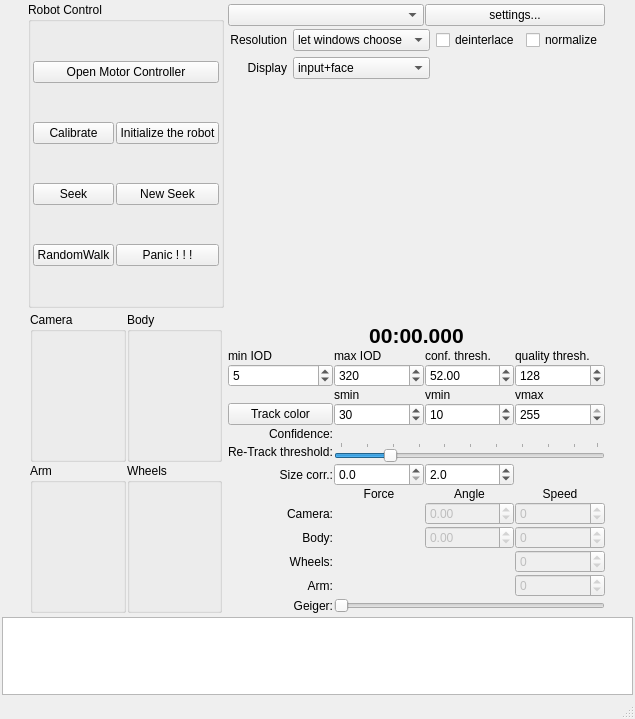
First picture: the form in RoboShell.ui, repository artm/biofame-robot, before the edit.
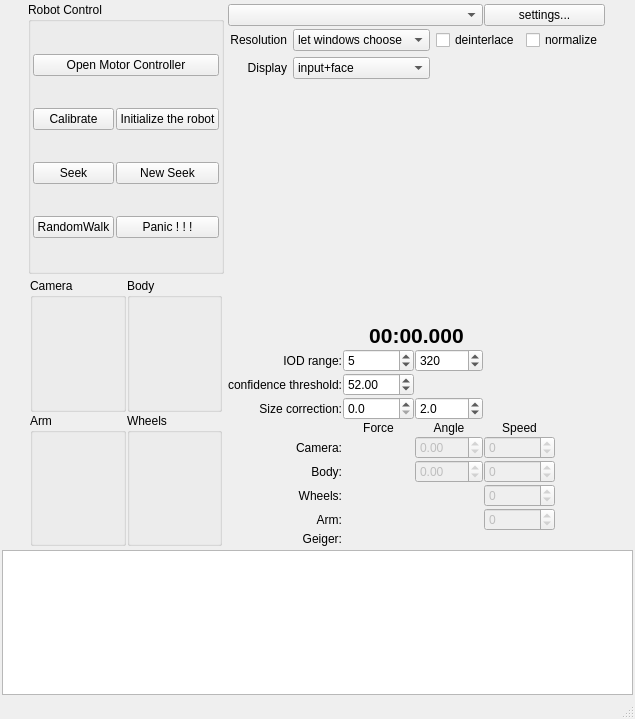
Second picture: the form after the edit. Custom widgets are drawn as their Qt base class.

Commit message: removed many unused things

Patch:
```diff
--- a/RoboShell.ui
+++ b/RoboShell.ui
@@ -171,14 +171,14 @@
        <property name="spacing">
         <number>1</number>
        </property>
-       <item row="0" column="0" colspan="2">
+       <item row="0" column="0" colspan="3">
         <widget class="QComboBox" name="camSelector">
          <property name="toolTip">
           <string>Video input selector</string>
          </property>
         </widget>
        </item>
-       <item row="15" column="0">
+       <item row="10" column="0">
         <widget class="QLabel" name="camForceLabel">
          <property name="text">
           <string>Camera:</string>
@@ -188,14 +188,14 @@
          </property>
         </widget>
        </item>
-       <item row="0" column="2" colspan="2">
+       <item row="0" column="3" colspan="2">
         <widget class="QPushButton" name="camSettings">
          <property name="text">
           <string>settings...</string>
          </property>
         </widget>
        </item>
-       <item row="21" column="1">
+       <item row="16" column="2">
         <spacer name="verticalSpacer">
          <property name="orientation">
           <enum>Qt::Vertical</enum>
@@ -211,106 +211,14 @@
        <item row="6" column="0">
         <widget class="QLabel" name="minIODLabel">
          <property name="text">
-          <string>min IOD</string>
+          <string>IOD range:</string>
          </property>
-        </widget>
-       </item>
-       <item row="6" column="1">
-        <widget class="QLabel" name="maxIODLabel">
-         <property name="text">
-          <string>max IOD</string>
+         <property name="alignment">
+          <set>Qt::AlignRight|Qt::AlignTrailing|Qt::AlignVCenter</set>
          </property>
         </widget>
        </item>
-       <item row="6" column="2">
-        <widget class="QLabel" name="confidenceLabel">
-         <property name="text">
-          <string>conf. thresh.</string>
-         </property>
-        </widget>
-       </item>
-       <item row="6" column="3">
-        <widget class="QLabel" name="qualityLabel">
-         <property name="text">
-          <string>quality thresh.</string>
-         </property>
-        </widget>
-       </item>
-       <item row="7" column="0">
-        <widget class="QSpinBox" name="minIOD">
-         <property name="minimum">
-          <number>1</number>
-         </property>
-         <property name="maximum">
-          <number>150</number>
-         </property>
-         <property name="singleStep">
-          <number>10</number>
-         </property>
-         <property name="value">
-          <number>5</number>
-         </property>
-        </widget>
-       </item>
-       <item row="7" column="1">
-        <widget class="QSpinBox" name="maxIOD">
-         <property name="minimum">
-          <number>50</number>
-         </property>
-         <property name="maximum">
-          <number>800</number>
-         </property>
-         <property name="singleStep">
-          <number>25</number>
-         </property>
-         <property name="value">
-          <number>320</number>
-         </property>
-        </widget>
-       </item>
-       <item row="7" column="2">
-        <widget class="QDoubleSpinBox" name="confThresh">
-         <property name="maximum">
-          <double>1000.000000000000000</double>
-         </property>
-         <property name="singleStep">
-          <double>10.000000000000000</double>
-         </property>
-         <property name="value">
-          <double>52.000000000000000</double>
-         </property>
-        </widget>
-       </item>
-       <item row="7" column="3">
-        <widget class="QSpinBox" name="qualityThresh">
-         <property name="maximum">
-          <number>255</number>
-         </property>
-         <property name="singleStep">
-          <number>10</number>
-         </property>
-         <property name="value">
-          <number>128</number>
-         </property>
-        </widget>
-       </item>
-       <item row="15" column="1">
-        <widget class="SignalIndicator" name="camForce" native="true">
-         <property name="sizePolicy">
-          <sizepolicy hsizetype="Preferred" vsizetype="Fixed">
-           <horstretch>0</horstretch>
-           <verstretch>0</verstretch>
-          </sizepolicy>
-         </property>
-         <property name="minimumSize">
-          <size>
-           <width>0</width>
-           <height>5</height>
-          </size>
-         </property>
-        </widget>
-       </item>
-       <item row="3" column="0" colspan="4">
+       <item row="3" column="0" colspan="5">
         <widget class="QLabel" name="video">
          <property name="minimumSize">
           <size>
@@ -326,30 +234,17 @@
          </property>
         </widget>
        </item>
-       <item row="13" column="1">
-        <widget class="QDoubleSpinBox" name="sizeCorrA">
-         <property name="toolTip">
-          <string>How square face size affects tracking force</string>
-         </property>
-         <property name="decimals">
-          <number>1</number>
-         </property>
-         <property name="maximum">
-          <double>5.000000000000000</double>
-         </property>
-        </widget>
-       </item>
-       <item row="13" column="0">
+       <item row="8" column="0">
         <widget class="QLabel" name="sizeCorrALabel">
          <property name="text">
-          <string>Size corr.:</string>
+          <string>Size correction:</string>
          </property>
          <property name="alignment">
           <set>Qt::AlignRight|Qt::AlignTrailing|Qt::AlignVCenter</set>
          </property>
         </widget>
        </item>
-       <item row="4" column="0" colspan="4">
+       <item row="4" column="0" colspan="5">
         <widget class="QLabel" name="timestamp">
          <property name="font">
           <font>
@@ -369,55 +264,7 @@
          </property>
         </widget>
        </item>
-       <item row="17" column="1">
-        <widget class="SignalIndicator" name="bodyForce" native="true">
-         <property name="sizePolicy">
-          <sizepolicy hsizetype="Preferred" vsizetype="Fixed">
-           <horstretch>0</horstretch>
-           <verstretch>0</verstretch>
-          </sizepolicy>
-         </property>
-         <property name="minimumSize">
-          <size>
-           <width>0</width>
-           <height>5</height>
-          </size>
-         </property>
-        </widget>
-       </item>
-       <item row="18" column="1">
-        <widget class="SignalIndicator" name="wheelsForce" native="true">
-         <property name="sizePolicy">
-          <sizepolicy hsizetype="Preferred" vsizetype="Fixed">
-           <horstretch>0</horstretch>
-           <verstretch>0</verstretch>
-          </sizepolicy>
-         </property>
-         <property name="minimumSize">
-          <size>
-           <width>0</width>
-           <height>5</height>
-          </size>
-         </property>
-        </widget>
-       </item>
-       <item row="19" column="1">
-        <widget class="SignalIndicator" name="armForce" native="true">
-         <property name="sizePolicy">
-          <sizepolicy hsizetype="Preferred" vsizetype="Fixed">
-           <horstretch>0</horstretch>
-           <verstretch>0</verstretch>
-          </sizepolicy>
-         </property>
-         <property name="minimumSize">
-          <size>
-           <width>0</width>
-           <height>5</height>
-          </size>
-         </property>
-        </widget>
-       </item>
-       <item row="17" column="0">
+       <item row="12" column="0">
         <widget class="QLabel" name="label_3">
          <property name="text">
           <string>Body:</string>
@@ -427,7 +274,7 @@
          </property>
         </widget>
        </item>
-       <item row="18" column="0">
+       <item row="13" column="0">
         <widget class="QLabel" name="label_4">
          <property name="text">
           <string>Wheels:</string>
@@ -437,7 +284,7 @@
          </property>
         </widget>
        </item>
-       <item row="19" column="0">
+       <item row="14" column="0">
         <widget class="QLabel" name="label_5">
          <property name="text">
           <string>Arm:</string>
@@ -447,141 +294,7 @@
          </property>
         </widget>
        </item>
-       <item row="15" column="2">
-        <widget class="QDoubleSpinBox" name="camAngle">
-         <property name="enabled">
-          <bool>false</bool>
-         </property>
-         <property name="minimum">
-          <double>-360.000000000000000</double>
-         </property>
-         <property name="maximum">
-          <double>360.000000000000000</double>
-         </property>
-        </widget>
-       </item>
-       <item row="17" column="2">
-        <widget class="QDoubleSpinBox" name="bodyAngle">
-         <property name="enabled">
-          <bool>false</bool>
-         </property>
-         <property name="minimum">
-          <double>-360.000000000000000</double>
-         </property>
-         <property name="maximum">
-          <double>360.000000000000000</double>
-         </property>
-        </widget>
-       </item>
-       <item row="15" column="3">
-        <widget class="QSpinBox" name="camSpeed">
-         <property name="enabled">
-          <bool>false</bool>
-         </property>
-         <property name="minimum">
-          <number>-1000000</number>
-         </property>
-         <property name="maximum">
-          <number>1000000</number>
-         </property>
-        </widget>
-       </item>
-       <item row="17" column="3">
-        <widget class="QSpinBox" name="bodySpeed">
-         <property name="enabled">
-          <bool>false</bool>
-         </property>
-         <property name="minimum">
-          <number>-1000000</number>
-         </property>
-         <property name="maximum">
-          <number>1000000</number>
-         </property>
-        </widget>
-       </item>
-       <item row="18" column="3">
-        <widget class="QSpinBox" name="wheelsSpeed">
-         <property name="enabled">
-          <bool>false</bool>
-         </property>
-         <property name="minimum">
-          <number>-1000000</number>
-         </property>
-         <property name="maximum">
-          <number>1000000</number>
-         </property>
-        </widget>
-       </item>
-       <item row="14" column="1">
-        <widget class="QLabel" name="label">
-         <property name="text">
-          <string>Force</string>
-         </property>
-         <property name="alignment">
-          <set>Qt::AlignCenter</set>
-         </property>
-        </widget>
-       </item>
-       <item row="14" column="2">
-        <widget class="QLabel" name="label_6">
-         <property name="text">
-          <string>Angle</string>
-         </property>
-         <property name="alignment">
-          <set>Qt::AlignCenter</set>
-         </property>
-        </widget>
-       </item>
-       <item row="14" column="3">
-        <widget class="QLabel" name="label_7">
-         <property name="text">
-          <string>Speed</string>
-         </property>
-         <property name="alignment">
-          <set>Qt::AlignCenter</set>
-         </property>
-        </widget>
-       </item>
-       <item row="13" column="2">
-        <widget class="QDoubleSpinBox" name="sizeCorrB">
-         <property name="toolTip">
-          <string>How (linear) face size tracking force</string>
-         </property>
-         <property name="decimals">
-          <number>1</number>
-         </property>
-         <property name="maximum">
-          <double>10.000000000000000</double>
-         </property>
-         <property name="value">
-          <double>2.000000000000000</double>
-         </property>
-        </widget>
-       </item>
-       <item row="19" column="3">
-        <widget class="QSpinBox" name="armSpeed">
-         <property name="enabled">
-          <bool>false</bool>
-         </property>
-         <property name="minimum">
-          <number>-1000000</number>
-         </property>
-         <property name="maximum">
-          <number>1000000</number>
-         </property>
-        </widget>
-       </item>
-       <item row="20" column="1" colspan="3">
-        <widget class="QSlider" name="geiger">
-         <property name="maximum">
-          <number>100</number>
-         </property>
-         <property name="orientation">
-          <enum>Qt::Horizontal</enum>
-         </property>
-        </widget>
-       </item>
-       <item row="20" column="0">
+       <item row="15" column="0">
         <widget class="QLabel" name="label_8">
          <property name="text">
           <string>Geiger:</string>
@@ -591,58 +304,7 @@
          </property>
         </widget>
        </item>
-       <item row="10" column="1">
-        <widget class="QSpinBox" name="smin">
-         <property name="maximum">
-          <number>255</number>
-         </property>
-         <property name="value">
-          <number>30</number>
-         </property>
-        </widget>
-       </item>
-       <item row="10" column="2">
-        <widget class="QSpinBox" name="vmin">
-         <property name="maximum">
-          <number>255</number>
-         </property>
-         <property name="value">
-          <number>10</number>
-         </property>
-        </widget>
-       </item>
-       <item row="10" column="3">
-        <widget class="QSpinBox" name="vmax">
-         <property name="maximum">
-          <number>255</number>
-         </property>
-         <property name="value">
-          <number>255</number>
-         </property>
-        </widget>
-       </item>
-       <item row="8" column="1">
-        <widget class="QLabel" name="label_9">
-         <property name="text">
-          <string>smin</string>
-         </property>
-        </widget>
-       </item>
-       <item row="8" column="2">
-        <widget class="QLabel" name="label_10">
-         <property name="text">
-          <string>vmin</string>
-         </property>
-        </widget>
-       </item>
-       <item row="8" column="3">
-        <widget class="QLabel" name="label_11">
-         <property name="text">
-          <string>vmax</string>
-         </property>
-        </widget>
-       </item>
-       <item row="2" column="0" colspan="4">
+       <item row="2" column="0" colspan="5">
         <widget class="QWidget" name="widget_2" native="true">
          <layout class="QGridLayout" name="gridLayout_5">
           <property name="margin">
@@ -741,74 +403,256 @@
          </layout>
         </widget>
        </item>
-       <item row="10" column="0">
-        <widget class="QPushButton" name="camShift">
-         <property name="toolTip">
-          <string>press to reset</string>
-         </property>
+       <item row="7" column="0">
+        <widget class="QLabel" name="confidenceLabel">
          <property name="text">
-          <string>Track color</string>
+          <string>confidence threshold:</string>
          </property>
-         <property name="checkable">
-          <bool>true</bool>
+        </widget>
+       </item>
+       <item row="14" column="1">
+        <widget class="SignalIndicator" name="armForce" native="true">
+         <property name="sizePolicy">
+          <sizepolicy hsizetype="Preferred" vsizetype="Fixed">
+           <horstretch>0</horstretch>
+           <verstretch>0</verstretch>
+          </sizepolicy>
          </property>
+         <property name="minimumSize">
+          <size>
+           <width>0</width>
+           <height>5</height>
+          </size>
+         </property>
         </widget>
        </item>
-       <item row="11" column="0">
-        <widget class="QLabel" name="camForceLabel_2">
+       <item row="13" column="1">
+        <widget class="SignalIndicator" name="wheelsForce" native="true">
+         <property name="sizePolicy">
+          <sizepolicy hsizetype="Preferred" vsizetype="Fixed">
+           <horstretch>0</horstretch>
+           <verstretch>0</verstretch>
+          </sizepolicy>
+         </property>
+         <property name="minimumSize">
+          <size>
+           <width>0</width>
+           <height>5</height>
+          </size>
+         </property>
+        </widget>
+       </item>
+       <item row="12" column="1">
+        <widget class="SignalIndicator" name="bodyForce" native="true">
+         <property name="sizePolicy">
+          <sizepolicy hsizetype="Preferred" vsizetype="Fixed">
+           <horstretch>0</horstretch>
+           <verstretch>0</verstretch>
+          </sizepolicy>
+         </property>
+         <property name="minimumSize">
+          <size>
+           <width>0</width>
+           <height>5</height>
+          </size>
+         </property>
+        </widget>
+       </item>
+       <item row="10" column="1">
+        <widget class="SignalIndicator" name="camForce" native="true">
+         <property name="sizePolicy">
+          <sizepolicy hsizetype="Preferred" vsizetype="Fixed">
+           <horstretch>0</horstretch>
+           <verstretch>0</verstretch>
+          </sizepolicy>
+         </property>
+         <property name="minimumSize">
+          <size>
+           <width>0</width>
+           <height>5</height>
+          </size>
+         </property>
+        </widget>
+       </item>
+       <item row="9" column="1">
+        <widget class="QLabel" name="label">
          <property name="text">
-          <string>Confidence:</string>
+          <string>Force</string>
          </property>
          <property name="alignment">
-          <set>Qt::AlignRight|Qt::AlignTrailing|Qt::AlignVCenter</set>
+          <set>Qt::AlignCenter</set>
          </property>
         </widget>
        </item>
-       <item row="11" column="1" colspan="3">
-        <widget class="SignalIndicator" name="confidence" native="true">
-         <property name="sizePolicy">
-          <sizepolicy hsizetype="Preferred" vsizetype="Fixed">
-           <horstretch>0</horstretch>
-           <verstretch>0</verstretch>
-          </sizepolicy>
-         </property>
-         <property name="minimumSize">
-          <size>
-           <width>0</width>
-           <height>5</height>
-          </size>
-         </property>
-        </widget>
-       </item>
-       <item row="12" column="1" colspan="3">
-        <widget class="QSlider" name="retrackThreshold">
+       <item row="8" column="1">
+        <widget class="QDoubleSpinBox" name="sizeCorrA">
          <property name="toolTip">
-          <string>Camshift confidence at which face is considered lost</string>
+          <string>How square face size affects tracking force</string>
          </property>
-         <property name="minimum">
+         <property name="decimals">
           <number>1</number>
          </property>
          <property name="maximum">
-          <number>100</number>
+          <double>5.000000000000000</double>
+         </property>
+        </widget>
+       </item>
+       <item row="7" column="1">
+        <widget class="QDoubleSpinBox" name="confThresh">
+         <property name="maximum">
+          <double>1000.000000000000000</double>
+         </property>
+         <property name="singleStep">
+          <double>10.000000000000000</double>
          </property>
          <property name="value">
-          <number>20</number>
+          <double>52.000000000000000</double>
          </property>
-         <property name="orientation">
-          <enum>Qt::Horizontal</enum>
+        </widget>
+       </item>
+       <item row="6" column="1">
+        <widget class="QSpinBox" name="minIOD">
+         <property name="minimum">
+          <number>1</number>
          </property>
-         <property name="tickPosition">
-          <enum>QSlider::TicksAbove</enum>
+         <property name="maximum">
+          <number>150</number>
          </property>
-         <property name="tickInterval">
+         <property name="singleStep">
           <number>10</number>
          </property>
+         <property name="value">
+          <number>5</number>
+         </property>
         </widget>
        </item>
-       <item row="12" column="0">
-        <widget class="QLabel" name="retrackLabel">
+       <item row="6" column="2">
+        <widget class="QSpinBox" name="maxIOD">
+         <property name="minimum">
+          <number>50</number>
+         </property>
+         <property name="maximum">
+          <number>800</number>
+         </property>
+         <property name="singleStep">
+          <number>25</number>
+         </property>
+         <property name="value">
+          <number>320</number>
+         </property>
+        </widget>
+       </item>
+       <item row="8" column="2">
+        <widget class="QDoubleSpinBox" name="sizeCorrB">
+         <property name="toolTip">
+          <string>How (linear) face size tracking force</string>
+         </property>
+         <property name="decimals">
+          <number>1</number>
+         </property>
+         <property name="maximum">
+          <double>10.000000000000000</double>
+         </property>
+         <property name="value">
+          <double>2.000000000000000</double>
+         </property>
+        </widget>
+       </item>
+       <item row="10" column="2">
+        <widget class="QDoubleSpinBox" name="camAngle">
+         <property name="enabled">
+          <bool>false</bool>
+         </property>
+         <property name="minimum">
+          <double>-360.000000000000000</double>
+         </property>
+         <property name="maximum">
+          <double>360.000000000000000</double>
+         </property>
+        </widget>
+       </item>
+       <item row="12" column="2">
+        <widget class="QDoubleSpinBox" name="bodyAngle">
+         <property name="enabled">
+          <bool>false</bool>
+         </property>
+         <property name="minimum">
+          <double>-360.000000000000000</double>
+         </property>
+         <property name="maximum">
+          <double>360.000000000000000</double>
+         </property>
+        </widget>
+       </item>
+       <item row="9" column="2">
+        <widget class="QLabel" name="label_6">
          <property name="text">
-          <string>Re-Track threshold:</string>
+          <string>Angle</string>
+         </property>
+         <property name="alignment">
+          <set>Qt::AlignCenter</set>
+         </property>
+        </widget>
+       </item>
+       <item row="9" column="3">
+        <widget class="QLabel" name="label_7">
+         <property name="text">
+          <string>Speed</string>
+         </property>
+         <property name="alignment">
+          <set>Qt::AlignCenter</set>
+         </property>
+        </widget>
+       </item>
+       <item row="10" column="3">
+        <widget class="QSpinBox" name="camSpeed">
+         <property name="enabled">
+          <bool>false</bool>
+         </property>
+         <property name="minimum">
+          <number>-1000000</number>
+         </property>
+         <property name="maximum">
+          <number>1000000</number>
+         </property>
+        </widget>
+       </item>
+       <item row="12" column="3">
+        <widget class="QSpinBox" name="bodySpeed">
+         <property name="enabled">
+          <bool>false</bool>
+         </property>
+         <property name="minimum">
+          <number>-1000000</number>
+         </property>
+         <property name="maximum">
+          <number>1000000</number>
+         </property>
+        </widget>
+       </item>
+       <item row="13" column="3">
+        <widget class="QSpinBox" name="wheelsSpeed">
+         <property name="enabled">
+          <bool>false</bool>
+         </property>
+         <property name="minimum">
+          <number>-1000000</number>
+         </property>
+         <property name="maximum">
+          <number>1000000</number>
+         </property>
+        </widget>
+       </item>
+       <item row="14" column="3">
+        <widget class="QSpinBox" name="armSpeed">
+         <property name="enabled">
+          <bool>false</bool>
+         </property>
+         <property name="minimum">
+          <number>-1000000</number>
+         </property>
+         <property name="maximum">
+          <number>1000000</number>
          </property>
         </widget>
        </item>
```
The commit also changes 1 other file.
